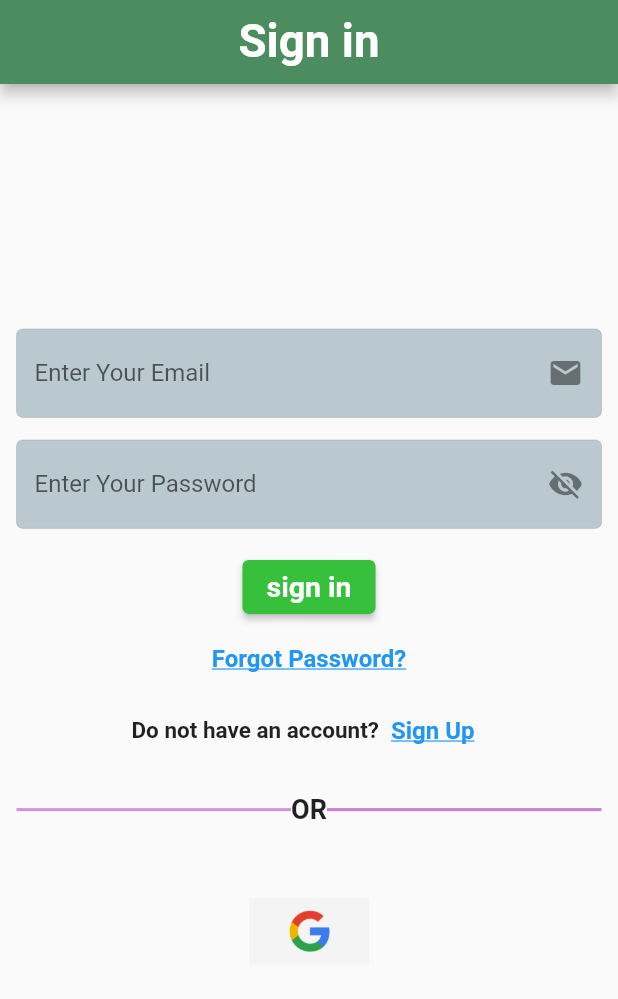
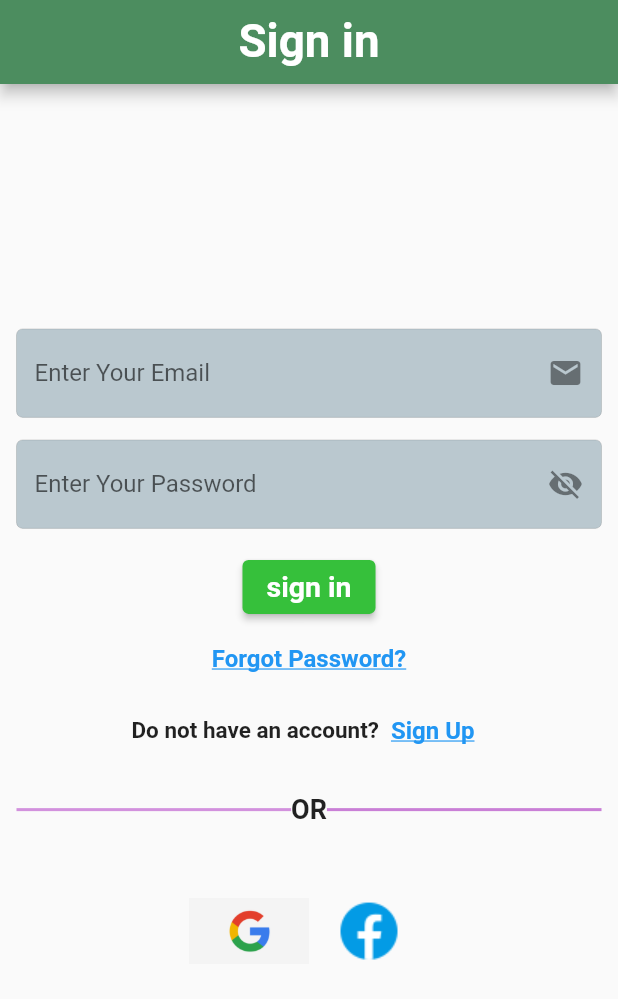
Before and after one commit to MDawoud-Mob/e_commerce_App, a Flutter app: the screen it shows after launch, on a phone screen of 412 x 824 dp. Shown: the top 999 px of the screen. Run offline on Flutter 3.47's test engine with Material 2 defaults, Android fonts, the phone set to English and light mode, and no system bars; our stand-ins replace cloud_firestore, firebase_auth, firebase_core, firebase_storage, google_fonts, google_sign_in and 1 more; missing offline and left inert: flutter_facebook_auth; accounts and stored records are empty.

Commit message:
add images

```diff
--- a/lib/app_images.dart
+++ b/lib/app_images.dart
@@ -4,6 +4,10 @@ class Assets {
   /// Assets for imagesBeach
   /// assets/images/beach.jpg
   static const String imagesBeach = "assets/images/beach.jpg";
+
+  /// Assets for imagesFacebook
+  /// assets/images/facebook.jpg
+  static const String imagesFacebook = "assets/images/facebook.jpg";
 
   /// Assets for imagesImage eating
   /// assets/images/image eating.jpg
--- a/lib/screen/sign_in.dart
+++ b/lib/screen/sign_in.dart
@@ -214,7 +214,8 @@ class _SigninState extends State<Signin> {
               const SizedBox(
                 height: 30.5,
               ),
-              Row(mainAxisAlignment: MainAxisAlignment.center, children: [
+              Row(mainAxisAlignment: MainAxisAlignment.center,
+               children: [
                 GestureDetector(
                   onTap: () {
                     googleSignin.googlelogin();
@@ -229,6 +230,20 @@ class _SigninState extends State<Signin> {
                         image: AssetImage(Assets.imagesPct1),
                       )),
                 ),
+                    GestureDetector(
+                  onTap: () {
+                    googleSignin.googlelogin();
+                  },
+                  child: Container(
+                      height: 80,
+                      width: 80,
+                      decoration: const BoxDecoration(
+                        shape: BoxShape.circle,
+                      ),
+                      child: const Image(
+                        image: AssetImage(Assets.imagesFacebook),
+                      )),
+                ),
               ])
             ]),
           ),
--- a/pubspec.yaml
+++ b/pubspec.yaml
@@ -38,8 +38,8 @@ dependencies:
   cloud_firestore:  ^4.11.0
   url_launcher: ^6.1.3
   share_extend: ^2.0.0
-  http: ^0.13.4
   carousel_slider: ^4.1.1
+  flutter_facebook_auth: ^6.0.2
   flutter:
     sdk: flutter
 
```
Also changed, not shown: lib/firebase/facebook_signin.dart (added, +13 -0 lines), assets/images/facebook.jpg (added), pubspec.lock.
